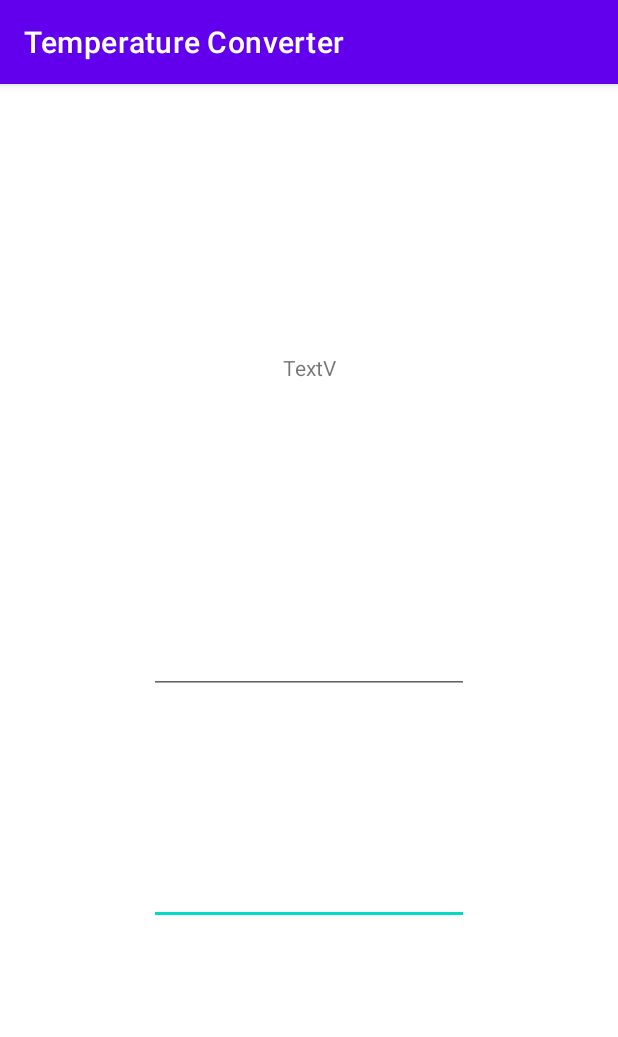
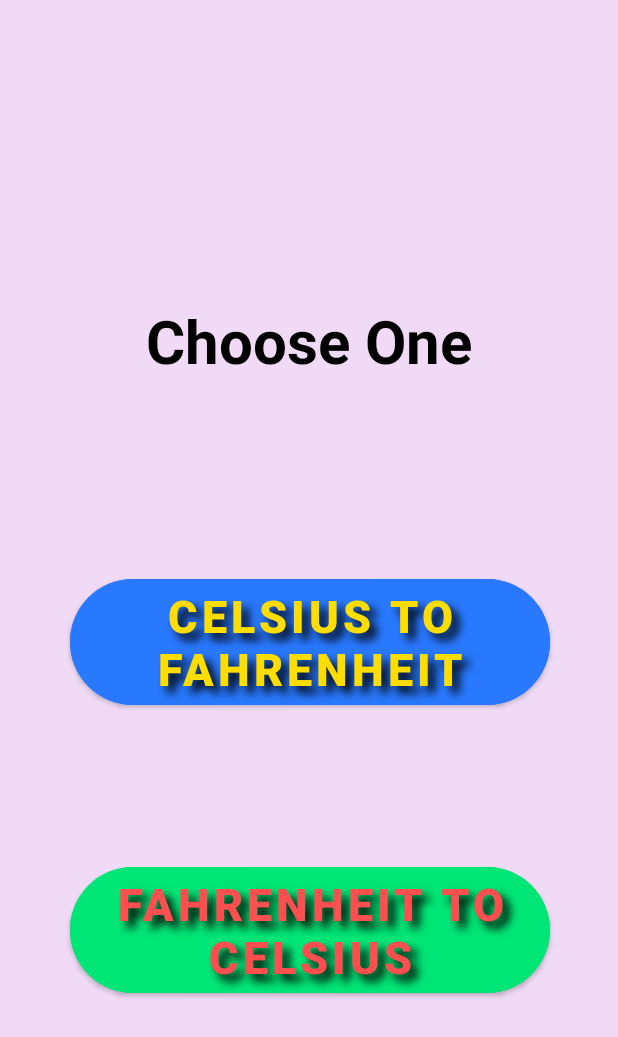
Before and after one commit to Subhrajyoti-7/Temperature_Converter-App, an Android app: the screen it shows after launch (MainActivity), on a phone screen of 412 x 824 dp. Shown: the top 1037 px of the screen. Run offline under Robolectric (Android 15) with nearby library versions, the phone set to English and light mode, and no system bars.

Commit message:
Temperature Converter app build finished

```diff
--- a/app/src/main/java/com/mycode/temperatureconverter/MainActivity.java
+++ b/app/src/main/java/com/mycode/temperatureconverter/MainActivity.java
@@ -2,13 +2,28 @@ package com.mycode.temperatureconverter;
 
 import androidx.appcompat.app.AppCompatActivity;
 
+import android.content.Intent;
 import android.os.Bundle;
+import android.widget.Button;
 
 public class MainActivity extends AppCompatActivity {
 
+    Button button1, button2;
     @Override
     protected void onCreate(Bundle savedInstanceState) {
         super.onCreate(savedInstanceState);
         setContentView(R.layout.activity_main);
+        button1 = findViewById(R.id.buttonCelsius);
+        button2 = findViewById(R.id.buttonFahrenheit);
+        Intent intent1 = new Intent(this, CelsiusToFahrenheit.class);
+        Intent intent2 = new Intent(this, FahrenheitToCelsius.class);
+
+        button1.setOnClickListener(v -> {
+            startActivity(intent1);
+        });
+
+        button2.setOnClickListener(v -> {
+            startActivity(intent2);
+        });
     }
 }
--- /dev/null
+++ b/app/src/main/java/com/mycode/temperatureconverter/SplashScreen.java
@@ -0,0 +1,23 @@
+package com.mycode.temperatureconverter;
+
+import androidx.appcompat.app.AppCompatActivity;
+
+import android.annotation.SuppressLint;
+import android.content.Intent;
+import android.os.Bundle;
+import android.os.Handler;
+
+@SuppressLint("CustomSplashScreen")
+public class SplashScreen extends AppCompatActivity {
+
+    @Override
+    protected void onCreate(Bundle savedInstanceState) {
+        super.onCreate(savedInstanceState);
+        setContentView(R.layout.splash_screen);
+        Intent intent = new Intent(this, MainActivity.class);
+        new Handler().postDelayed(() -> {
+            startActivity(intent);
+            finish();
+        }, 3000);
+    }
+}
--- /dev/null
+++ b/app/src/main/res/font/font.xml
@@ -0,0 +1,4 @@
+<?xml version="1.0" encoding="utf-8"?>
+<font-family xmlns:android="http://schemas.android.com/apk/res/android">
+
+</font-family>
--- a/app/src/main/res/layout/activity_main.xml
+++ b/app/src/main/res/layout/activity_main.xml
@@ -1,42 +1,64 @@
 <?xml version="1.0" encoding="utf-8"?>
-<androidx.constraintlayout.widget.ConstraintLayout xmlns:android="http://schemas.android.com/apk/res/android"
+<androidx.constraintlayout.widget.ConstraintLayout
+    xmlns:android="http://schemas.android.com/apk/res/android"
     xmlns:app="http://schemas.android.com/apk/res-auto"
     xmlns:tools="http://schemas.android.com/tools"
     android:layout_width="match_parent"
     android:layout_height="match_parent"
+    android:background="#77E1B1EC"
     tools:context=".MainActivity">
 
     <TextView
         android:id="@+id/textView"
         android:layout_width="wrap_content"
         android:layout_height="wrap_content"
-        android:layout_marginTop="179dp"
-        android:text="TextV"
+        android:layout_marginTop="200dp"
+        android:text="@string/choose_one"
+        android:textStyle="bold"
+        android:textColor="@color/black"
+        android:textSize="40sp"
         app:layout_constraintEnd_toEndOf="parent"
         app:layout_constraintStart_toStartOf="parent"
         app:layout_constraintTop_toTopOf="parent" />
 
-    <EditText
-        android:id="@+id/editTextNumber"
+    <Button
+        android:id="@+id/buttonCelsius"
         android:layout_width="wrap_content"
         android:layout_height="wrap_content"
-        android:layout_marginBottom="207dp"
-        android:ems="10"
-        android:inputType="number"
-        app:layout_constraintBottom_toBottomOf="parent"
+        android:layout_marginTop="380dp"
+        android:backgroundTint="#2979FF"
+        android:shadowColor="@color/black"
+        android:shadowDx="7"
+        android:shadowDy="7"
+        android:shadowRadius="7"
+        android:text="@string/celsius_to_fahrenheit"
+        android:textColor="#FFDD00"
+        android:textSize="30sp"
+        android:textStyle="bold"
+        app:cornerRadius="60dp"
         app:layout_constraintEnd_toEndOf="parent"
-        app:layout_constraintStart_toStartOf="parent" />
-
-    <EditText
-        android:id="@+id/editTextTextMultiLine"
-        android:layout_width="wrap_content"
-        android:layout_height="wrap_content"
-        android:ems="10"
-        android:gravity="start|top"
-        android:inputType="textMultiLine"
-        app:layout_constraintBottom_toBottomOf="parent"
-        app:layout_constraintEnd_toEndOf="parent"
+        app:layout_constraintHorizontal_bias="0.505"
         app:layout_constraintStart_toStartOf="parent"
         app:layout_constraintTop_toTopOf="parent" />
 
+    <Button
+        android:id="@+id/buttonFahrenheit"
+        android:layout_width="wrap_content"
+        android:layout_height="wrap_content"
+        android:layout_marginBottom="156dp"
+        android:backgroundTint="#00E676"
+        android:shadowColor="@color/black"
+        android:shadowDx="7"
+        android:shadowDy="7"
+        android:shadowRadius="7"
+        android:text="@string/fahrenheit_to_celsius"
+        android:textColor="#FD4F4F"
+        android:textSize="30sp"
+        android:textStyle="bold"
+        app:cornerRadius="60dp"
+        app:layout_constraintBottom_toBottomOf="parent"
+        app:layout_constraintEnd_toEndOf="parent"
+        app:layout_constraintHorizontal_bias="0.505"
+        app:layout_constraintStart_toStartOf="parent" />
+
 </androidx.constraintlayout.widget.ConstraintLayout>
--- a/app/src/main/res/values-night/themes.xml
+++ b/app/src/main/res/values-night/themes.xml
@@ -1,6 +1,6 @@
 <resources xmlns:tools="http://schemas.android.com/tools">
     <!-- Base application theme. -->
-    <style name="Theme.TemperatureConverter" parent="Theme.MaterialComponents.DayNight.DarkActionBar">
+    <style name="Theme.TemperatureConverter" parent="Theme.MaterialComponents.DayNight.NoActionBar">
         <!-- Primary brand color. -->
         <item name="colorPrimary">@color/purple_200</item>
         <item name="colorPrimaryVariant">@color/purple_700</item>
--- a/app/src/main/res/values/themes.xml
+++ b/app/src/main/res/values/themes.xml
@@ -1,6 +1,6 @@
 <resources xmlns:tools="http://schemas.android.com/tools">
     <!-- Base application theme. -->
-    <style name="Theme.TemperatureConverter" parent="Theme.MaterialComponents.DayNight.DarkActionBar">
+    <style name="Theme.TemperatureConverter" parent="Theme.MaterialComponents.DayNight.NoActionBar">
         <!-- Primary brand color. -->
         <item name="colorPrimary">@color/purple_500</item>
         <item name="colorPrimaryVariant">@color/purple_700</item>
```
Also changed, not shown: app/src/main/AndroidManifest.xml (+13 -5 lines), app/src/main/java/com/mycode/temperatureconverter/CelsiusToFahrenheit.java (added, +37 -0 lines), app/src/main/java/com/mycode/temperatureconverter/FahrenheitToCelsius.java (added, +35 -0 lines), app/src/main/java/com/mycode/temperatureconverter/MainActivity2.java (deleted, +0 -14 lines), app/src/main/res/layout/activity_fahrenheit_to_celsius.xml (added, +59 -0 lines), app/src/main/res/layout/activity_main2.xml (deleted, +0 -9 lines), app/src/main/res/layout/celsius_to_fahrenheit.xml (added, +60 -0 lines), app/src/main/res/layout/splash_screen.xml (added, +35 -0 lines), app/src/main/res/values/strings.xml (+13 -0 lines), app/src/main/res/drawable/temperature.png (added), app/src/main/res/drawable/thermometer.png (added), app/src/main/res/font/lobster_regular.ttf (added).
